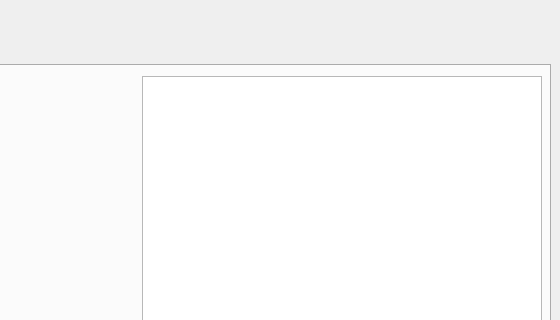
Before: the Qt Designer form src/ui/dataWindow.ui in CcooLcyy/checker, drawn with Qt 5; both pictures show x 240 to 800 and y 0 to 320 of the 800 by 600 pixel window.
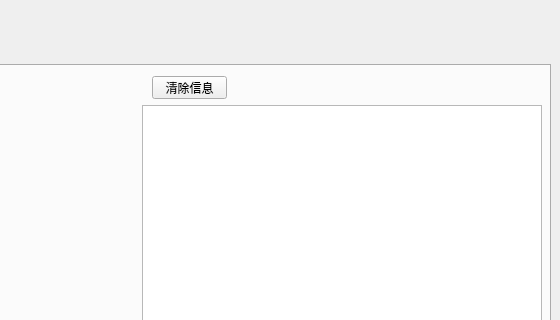
After: the same form once the commit is applied. The open tabs and pages were chosen to show the change.

Commit message: 增加数据页输出信息清理按钮

```diff
--- a/src/ui/dataWindow.ui
+++ b/src/ui/dataWindow.ui
@@ -89,9 +89,9 @@
      <property name="geometry">
       <rect>
        <x>370</x>
-       <y>10</y>
+       <y>39</y>
        <width>400</width>
-       <height>500</height>
+       <height>471</height>
       </rect>
      </property>
      <property name="readOnly">
@@ -127,6 +127,19 @@
       </property>
      </widget>
     </widget>
+    <widget class="QPushButton" name="clearMsg">
+     <property name="geometry">
+      <rect>
+       <x>380</x>
+       <y>10</y>
+       <width>75</width>
+       <height>23</height>
+      </rect>
+     </property>
+     <property name="text">
+      <string>清除信息</string>
+     </property>
+    </widget>
    </widget>
   </widget>
  </widget>
```
Left out of the diff: 2 changed lines with no effect on the pictures. The commit also changes 2 other files.
